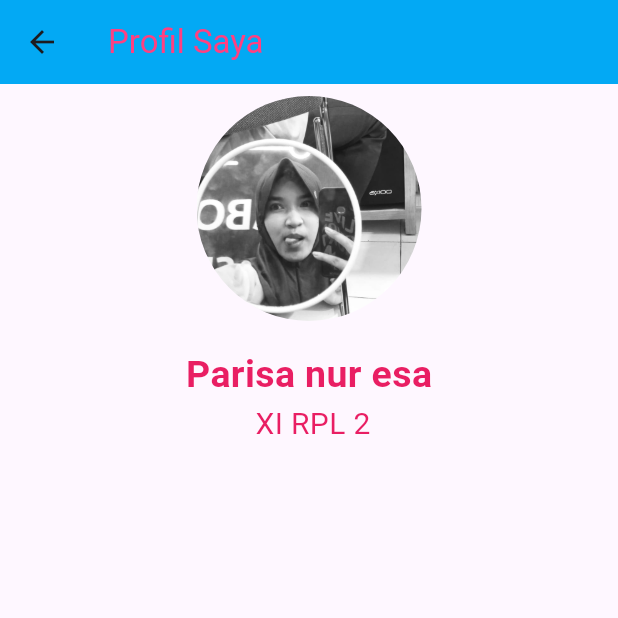
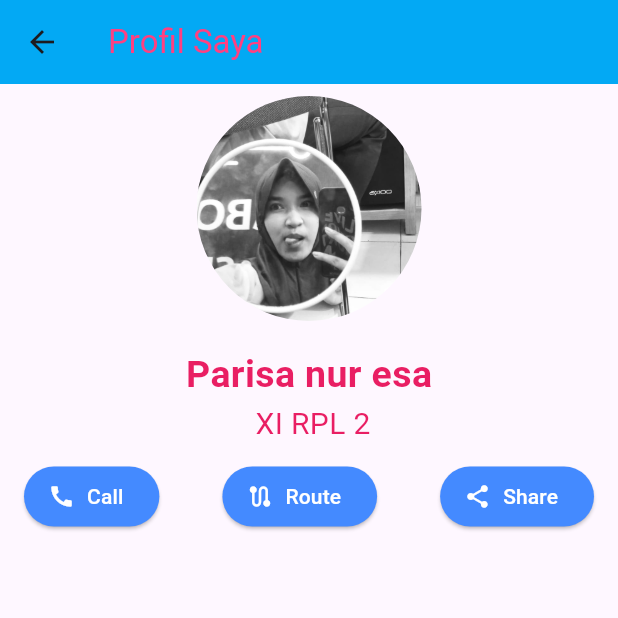
Before and after one commit to farisacca/flutter_application_farisaanr1, a Flutter app: the MyProfil screen opened directly, on a phone screen of 412 x 824 dp, the top half of it. Run offline on Flutter 3.47's test engine with Material 3 defaults, Android fonts, the phone set to English and light mode, and no system bars.

Commit message:
menambahkan sc

```diff
--- a/lib/main.dart
+++ b/lib/main.dart
@@ -1,6 +1,8 @@
 import 'package:flutter/material.dart';
+import 'package:flutter_application_farisaanr/layout_mandiri.dart';
 
-import 'package:flutter_application_farisaanr/mandiri_listitem.dart';
+// import 'package:flutter_application_farisaanr/mandiri.dart';
+// import 'package:flutter_application_farisaanr/profil.dart';
 
 
 void main() {
@@ -14,7 +16,7 @@ class MainApp extends StatelessWidget {
   Widget build(BuildContext context) {
     return const MaterialApp(
       title: "App Flutter",
-      home: MandiriListitem()
+      home: LayoutMandiri()
     );
   }
 }
--- a/lib/profil.dart
+++ b/lib/profil.dart
@@ -30,8 +30,36 @@ class MyProfil extends StatelessWidget {
 
           Row(
             mainAxisAlignment: MainAxisAlignment.spaceEvenly,
-            children: [],
-          )
+            children: [
+              ElevatedButton.icon(onPressed: () {},
+               icon: const Icon (Icons.call),
+               label: const Text('Call'),
+               style: ElevatedButton.styleFrom(
+                 backgroundColor: Colors.blueAccent,
+                 foregroundColor: Colors.white,
+                ),
+              ),
+              const SizedBox(width: 10),
+              ElevatedButton.icon(onPressed: () {},
+               icon: const Icon (Icons.route),
+               label: const Text ('Route'),
+               style: ElevatedButton.styleFrom(
+                 backgroundColor: Colors.blueAccent,
+                 foregroundColor: Colors.white,
+                ),
+              ),
+              const SizedBox(width: 10),
+              ElevatedButton.icon(onPressed: () {},
+               icon: const Icon (Icons.share),
+               label: const Text('Share'),
+               style: ElevatedButton.styleFrom(
+                 backgroundColor: Colors.blueAccent,
+                 foregroundColor: Colors.white,
+                ),
+              ),
+
+            ],
+          ),
 
 
         ],
--- a/pubspec.yaml
+++ b/pubspec.yaml
@@ -23,3 +23,8 @@ flutter:
     - images/vm1.jpg
     - images/vm2.jpg
     - images/vm3.jpg
+    - images/pmd.jpeg
+    - images/gn.jpg
+    - images/pm.jpeg
+    - images/pmd.jpeg
+    - images/pt.jpg
```
Also changed, not shown: lib/mandiri.dart (+122 -0 lines), lib/mandiri_listitem.dart (deleted, +0 -117 lines), lib/spaced_list.dart (added, +52 -0 lines), images/gn.jpg (added), images/pm.jpeg (added), images/pmd.jpeg (added), images/pt.jpg (added), lib/long_list.dart (added), pubspec.lock, 4 other files.
